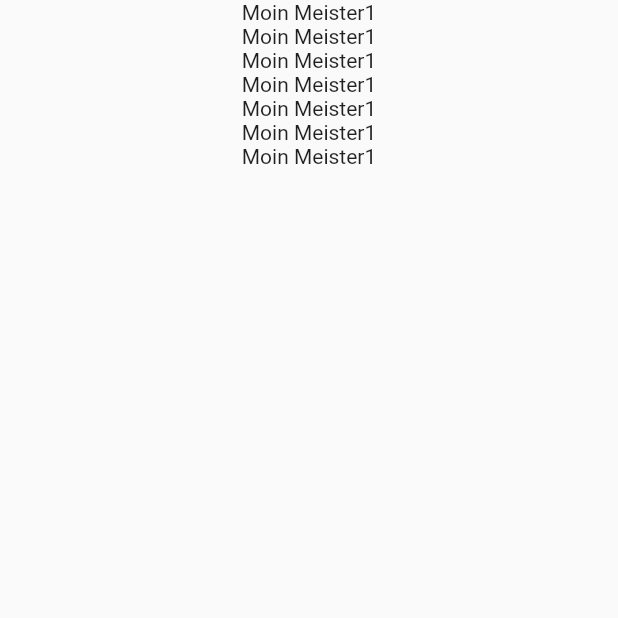
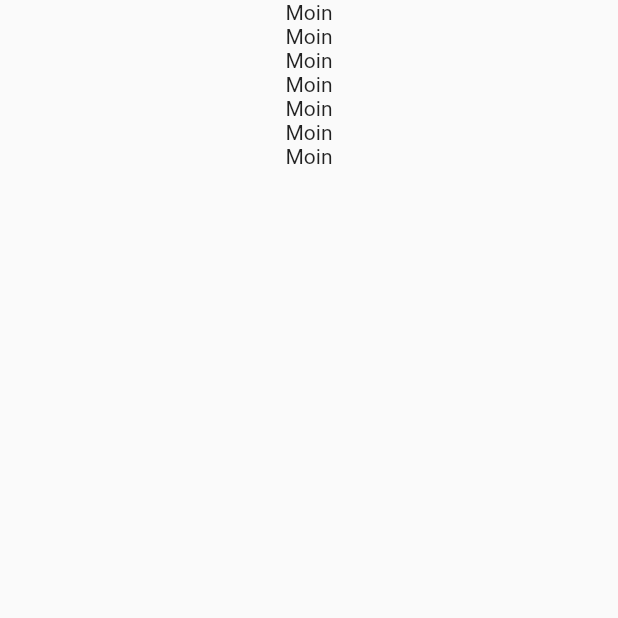
Before and after one commit to Wizzel1/conveyor_test, a Flutter app: the screen it shows after launch, on a phone screen of 412 x 824 dp, the top half of it. Run offline on Flutter 3.47's test engine with Material 2 defaults, Android fonts, the phone set to English and light mode, and no system bars.

Commit message:
Add changes

```diff
--- a/lib/main.dart
+++ b/lib/main.dart
@@ -14,13 +14,13 @@ class MainApp extends StatelessWidget {
         body: Center(
           child: Column(
             children: const [
-              Text('Moin Meister1'),
-              Text('Moin Meister1'),
-              Text('Moin Meister1'),
-              Text('Moin Meister1'),
-              Text('Moin Meister1'),
-              Text('Moin Meister1'),
-              Text('Moin Meister1'),
+              Text('Moin'),
+              Text('Moin'),
+              Text('Moin'),
+              Text('Moin'),
+              Text('Moin'),
+              Text('Moin'),
+              Text('Moin'),
             ],
           ),
         ),
```
